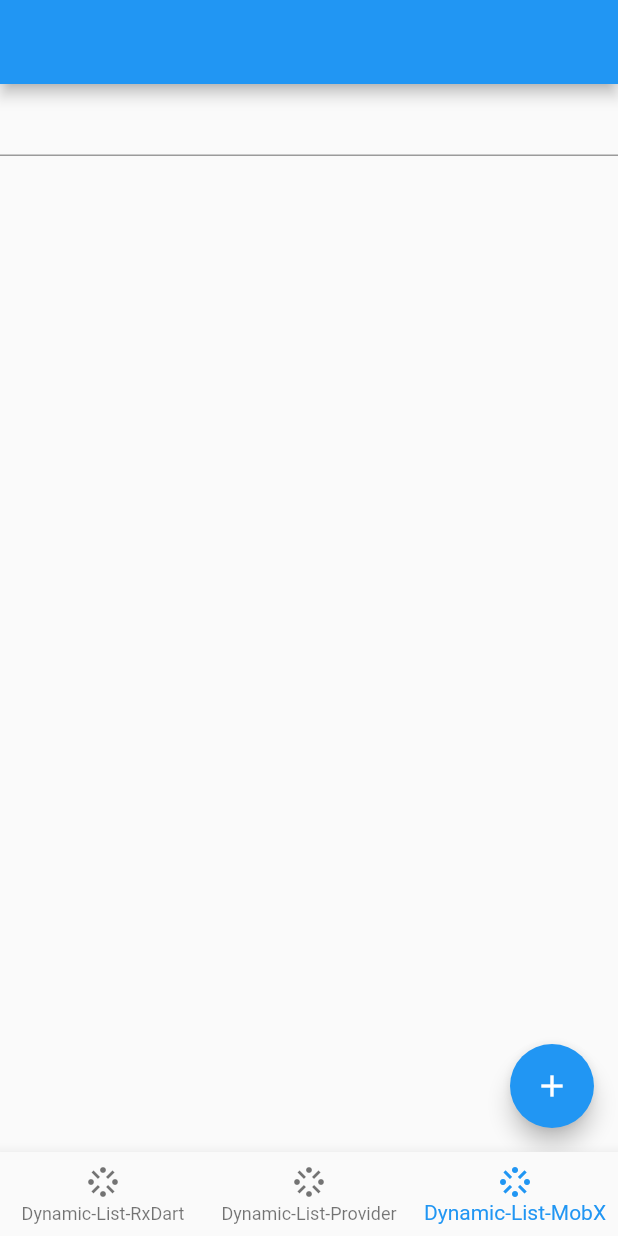
After one commit to NatashaZettler/state_management_rxdart, a Flutter app: the screen it shows after launch, item 3 of the bottom bar chosen, after a tap on the "add" icon, on a phone screen of 412 x 824 dp. The commit adds this screen. Run offline on Flutter 3.47's test engine with Material 2 defaults, Android fonts, the phone set to English and light mode, and no system bars; our stand-ins replace flutter_mobx, mobx, rxdart; generated files the repository leaves out were written again.

Commit message:
fixing MobX and adding ObservableFuture example

```diff
--- a/lib/add_list/word_list_mobx.dart
+++ b/lib/add_list/word_list_mobx.dart
@@ -6,14 +6,12 @@ class WordListMobX = WordListMobXBase with _$WordListMobX;
 
 abstract class WordListMobXBase with Store {
   @observable
-  List<String> _words = [];
-
-  @computed
-  List<String> get words => _words;
+  List<String> words = [];
 
   @action
   void addWord(String word) {
     print('word $word');
-    words.add(word);
+
+    words = words..add(word);
   }
 }
--- /dev/null
+++ b/lib/add_list/word_observable_list_mobx.dart
@@ -0,0 +1,33 @@
+import 'package:mobx/mobx.dart';
+
+part 'word_observable_list_mobx.g.dart';
+
+class WordObservableListMobX = _WordObservableListMobX
+    with _$WordObservableListMobX;
+
+abstract class _WordObservableListMobX with Store {
+  @observable
+  var words = ObservableList<String>();
+
+  @observable
+  ObservableFuture? filterFuture;
+
+  final wordFilter = WordFilter();
+
+  @action
+  void addWord(String word) {
+    words.add(word);
+    filterFuture = ObservableFuture(wordFilter.checkIfWordListIsValid(words));
+  }
+}
+
+class WordFilter {
+  final forbiddenWords = ['tomato', 'cucumber'];
+
+  Future checkIfWordListIsValid(Iterable<String> wordList) async {
+    await Future.delayed(Duration(seconds: 1));
+    if (wordList.any((word) => forbiddenWords.contains(word))) {
+      throw Exception('A forbidden word was found!');
+    }
+  }
+}
--- a/lib/main.dart
+++ b/lib/main.dart
@@ -4,6 +4,7 @@ import 'package:state_management_rxdart/screens/add_fix_list_stream.dart';
 import 'package:state_management_rxdart/screens/add_dynamic_list_stream.dart';
 import 'package:state_management_rxdart/screens/add_list_mobx.dart';
 import 'package:provider/provider.dart';
+import 'package:state_management_rxdart/screens/add_observable_list_mobx.dart';
 import 'screens/add_list_provider.dart';
 
 void main() {
@@ -38,10 +39,10 @@ class _TabsState extends State<Tabs> {
     AddDynamicListStream(title: 'Add List Stream Dynamic'),
     // AddFixListStream(title: 'Add List Stream Fix'),
     AddListProvider(title: 'Add List Provider'),
-    AddListMobX(title: 'Add List MobX')
+    AddObservableListMobX(title: 'Add List MobX')
   ];
 
-  void onTabScreen(index){
+  void onTabScreen(index) {
     setState(() {
       _index = index;
     });
@@ -56,9 +57,12 @@ class _TabsState extends State<Tabs> {
           onTap: onTabScreen,
           items: [
             // BottomNavigationBarItem(icon: Icon(Icons.list), title: Text('Fix-List-RxDart')),
-        BottomNavigationBarItem(icon: Icon(Icons.stream), title: Text('Dynamic-List-RxDart')),
-        BottomNavigationBarItem(icon: Icon(Icons.stream), title: Text('Dynamic-List-Provider')),
-        BottomNavigationBarItem(icon: Icon(Icons.stream), title: Text('Dynamic-List-MobX')),
+            BottomNavigationBarItem(
+                icon: Icon(Icons.stream), title: Text('Dynamic-List-RxDart')),
+            BottomNavigationBarItem(
+                icon: Icon(Icons.stream), title: Text('Dynamic-List-Provider')),
+            BottomNavigationBarItem(
+                icon: Icon(Icons.stream), title: Text('Dynamic-List-MobX')),
           ],
         ));
   }
--- /dev/null
+++ b/lib/screens/add_observable_list_mobx.dart
@@ -0,0 +1,60 @@
+import 'package:flutter/material.dart';
+import 'package:flutter_mobx/flutter_mobx.dart';
+import 'package:mobx/mobx.dart';
+import 'package:state_management_rxdart/add_list/word_list_mobx.dart';
+import 'package:state_management_rxdart/add_list/word_observable_list_mobx.dart';
+
+class AddObservableListMobX extends StatelessWidget {
+  AddObservableListMobX({Key? key, title}) : super(key: key);
+
+  final controller = TextEditingController();
+  final wordListMobX = WordObservableListMobX();
+
+  @override
+  Widget build(BuildContext context) {
+    when(
+      (_) => wordListMobX.words.contains('banana'),
+      () => print('list contains banana!'),
+    );
+
+    return MaterialApp(
+        home: Scaffold(
+      appBar: AppBar(),
+      body: Container(
+        child: Column(
+          children: [
+            TextField(
+              controller: controller,
+            ),
+            Observer(builder: (_) {
+              if (wordListMobX.filterFuture?.status == FutureStatus.pending) {
+                return Text('Loading...');
+              } else if (wordListMobX.filterFuture?.status ==
+                  FutureStatus.rejected) {
+                return Text('Error!!!');
+              }
+              return SizedBox.shrink();
+            }),
+            Expanded(child: Observer(
+              builder: (_) {
+                return ListView.builder(
+                    itemCount: wordListMobX.words.length,
+                    itemBuilder: (context, index) {
+                      print('list2 ${wordListMobX.words[index]}');
+                      return Text(wordListMobX.words[index]);
+                    });
+              },
+            ))
+          ],
+        ),
+      ),
+      floatingActionButton: FloatingActionButton(
+        onPressed: () {
+          wordListMobX.addWord(controller.text);
+          print('controller ${controller.text}');
+        },
+        child: Icon(Icons.add),
+      ),
+    ));
+  }
+}
```
Also changed, not shown: lib/add_list/word_list_mobx.g.dart, lib/add_list/word_observable_list_mobx.g.dart (added). Lines whose indentation alone changed are shown as unchanged.
